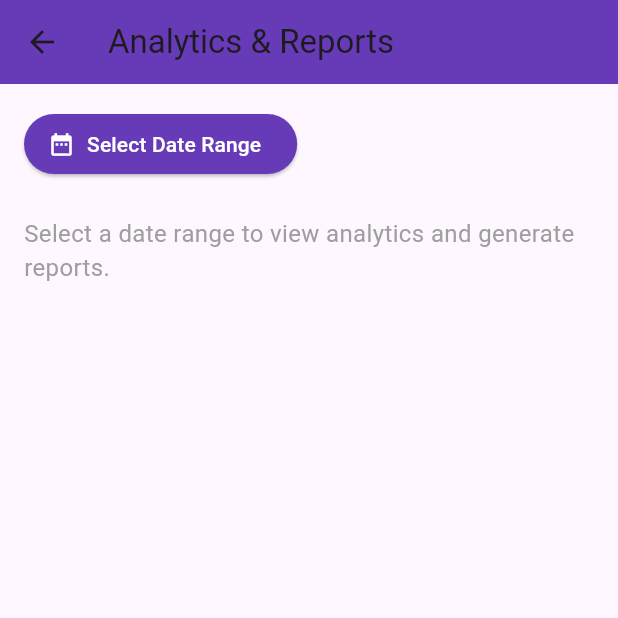
After one commit to stan-avil-16/Herbitect-App, a Flutter app: the AnalyticsReportsPage screen opened directly, on a phone screen of 412 x 824 dp, the top half of it. The commit adds this screen. Run offline on Flutter 3.47's test engine with Material 3 defaults, Android fonts, the light colour scheme and no system bars; our stand-ins replace camera, cloud_firestore, device_info_plus, firebase_auth, firebase_core, firebase_database and 9 more; missing offline and left inert: tflite_flutter; accounts and stored records are empty; project files that could hold a hidden picture were left out.

Commit message:
feat: professional analytics dashboard, PDF share count, bugfixes, and UI improvements

```diff
--- /dev/null
+++ b/lib/screens/admin/pages/analytics_reports.dart
@@ -0,0 +1,330 @@
+import 'package:flutter/material.dart';
+import 'package:intl/intl.dart';
+import 'package:firebase_database/firebase_database.dart';
+import 'package:fl_chart/fl_chart.dart';
+
+class AnalyticsReportsPage extends StatefulWidget {
+  const AnalyticsReportsPage({super.key});
+
+  @override
+  State<AnalyticsReportsPage> createState() => _AnalyticsReportsPageState();
+}
+
+class _AnalyticsReportsPageState extends State<AnalyticsReportsPage> {
+  DateTimeRange? _selectedRange;
+  bool _loading = false;
+  String? _error;
+  List<Map<String, dynamic>> _dailyStats = [];
+  int _totalScans = 0;
+  int _totalPdfShares = 0;
+  int _totalFeedback = 0;
+
+  Future<void> _fetchAnalytics() async {
+    if (_selectedRange == null) return;
+    setState(() { _loading = true; _error = null; });
+    try {
+      final db = FirebaseDatabase.instance;
+      final scansRef = db.ref('scans');
+      final feedbackRef = db.ref('feedback');
+      final scansSnap = await scansRef.get();
+      final feedbackSnap = await feedbackRef.get();
+      final Map<String, int> scansPerDay = {};
+      final Map<String, int> pdfSharesPerDay = {};
+      int totalScans = 0;
+      int totalPdfShares = 0;
+      // Aggregate scans and PDF shares
+      if (scansSnap.exists) {
+        for (final userScan in scansSnap.children) {
+          for (final scan in userScan.children) {
+            final ts = scan.child('timestamp').value;
+            if (ts is String) {
+              final dt = DateTime.tryParse(ts);
+              if (dt != null && dt.isAfter(_selectedRange!.start.subtract(const Duration(days: 1))) && dt.isBefore(_selectedRange!.end.add(const Duration(days: 1)))) {
+                final day = DateFormat('yyyy-MM-dd').format(dt);
+                scansPerDay[day] = (scansPerDay[day] ?? 0) + 1;
+                totalScans++;
+                final pdfCount = scan.child('sharePdfCount').value;
+                if (pdfCount is int) {
+                  pdfSharesPerDay[day] = (pdfSharesPerDay[day] ?? 0) + pdfCount;
+                  totalPdfShares += pdfCount;
+                } else if (pdfCount is double) {
+                  pdfSharesPerDay[day] = (pdfSharesPerDay[day] ?? 0) + pdfCount.toInt();
+                  totalPdfShares += pdfCount.toInt();
+                }
+              }
+            }
+          }
+        }
+      }
+      // Aggregate feedback
+      int totalFeedback = 0;
+      if (feedbackSnap.exists) {
+        for (final fb in feedbackSnap.children) {
+          final ts = fb.child('timestamp').value;
+          if (ts is String) {
+            final dt = DateTime.tryParse(ts);
+            if (dt != null && dt.isAfter(_selectedRange!.start.subtract(const Duration(days: 1))) && dt.isBefore(_selectedRange!.end.add(const Duration(days: 1)))) {
+              totalFeedback++;
+            }
+          }
+        }
+      }
+      // Build daily stats list (only days with data)
+      final Set<String> allDays = {...scansPerDay.keys, ...pdfSharesPerDay.keys};
+      final List<Map<String, dynamic>> dailyStats = allDays.map((dayStr) => {
+        'date': dayStr,
+        'scans': scansPerDay[dayStr] ?? 0,
+        'pdfShares': pdfSharesPerDay[dayStr] ?? 0,
+      }).toList();
+      dailyStats.sort((a, b) => a['date'].compareTo(b['date']));
+      setState(() {
+        _totalScans = totalScans;
+        _totalPdfShares = totalPdfShares;
+        _totalFeedback = totalFeedback;
+        _dailyStats = dailyStats;
+        _loading = false;
+      });
+    } catch (e) {
+      setState(() { _error = 'Failed to load analytics: $e'; _loading = false; });
+    }
+  }
+
+  @override
+  Widget build(BuildContext context) {
+    final dateFormat = DateFormat('yyyy-MM-dd');
+    return Scaffold(
+      appBar: AppBar(
+        title: const Text('Analytics & Reports'),
+        backgroundColor: Colors.deepPurple,
+        actions: [
+          if (_selectedRange != null && !_loading)
+            IconButton(
+              icon: const Icon(Icons.refresh),
+              onPressed: _fetchAnalytics,
+              tooltip: 'Refresh',
+            ),
+        ],
+      ),
+      body: SingleChildScrollView(
+        padding: const EdgeInsets.all(16.0),
+        child: Column(
+          crossAxisAlignment: CrossAxisAlignment.start,
+          children: [
+            Wrap(
+              spacing: 16,
+              runSpacing: 12,
+              crossAxisAlignment: WrapCrossAlignment.center,
+              children: [
+                ElevatedButton.icon(
+                  icon: const Icon(Icons.date_range),
+                  label: Text(_selectedRange == null
+                      ? 'Select Date Range'
+                      : '${dateFormat.format(_selectedRange!.start)} - ${dateFormat.format(_selectedRange!.end)}'),
+                  style: ElevatedButton.styleFrom(
+                    backgroundColor: Colors.deepPurple,
+                    foregroundColor: Colors.white,
+                  ),
+                  onPressed: () async {
+                    final picked = await showDateRangePicker(
+                      context: context,
+                      firstDate: DateTime(2022, 1, 1),
+                      lastDate: DateTime.now(),
+                      initialDateRange: _selectedRange,
+                    );
+                    if (picked != null) {
+                      setState(() {
+                        _selectedRange = picked;
+                      });
+                      await _fetchAnalytics();
+                    }
+                  },
+                ),
+                if (_selectedRange != null)
+                  OutlinedButton.icon(
+                    icon: const Icon(Icons.picture_as_pdf, color: Colors.redAccent),
+                    label: const Text('Export PDF'),
+                    style: OutlinedButton.styleFrom(
+                      foregroundColor: Colors.redAccent,
+                      side: const BorderSide(color: Colors.redAccent),
+                    ),
+                    onPressed: () {
+                      // TODO: Export report as PDF
+                    },
+                  ),
+                if (_selectedRange != null)
+                  OutlinedButton.icon(
+                    icon: const Icon(Icons.table_chart, color: Colors.green),
+                    label: const Text('Export CSV'),
+                    style: OutlinedButton.styleFrom(
+                      foregroundColor: Colors.green,
+                      side: const BorderSide(color: Colors.green),
+                    ),
+                    onPressed: () {
+                      // TODO: Export report as CSV
+                    },
+                  ),
+              ],
+            ),
+            const SizedBox(height: 24),
+            if (_selectedRange == null)
+              const Center(
+                child: Text('Select a date range to view analytics and generate reports.',
+                    style: TextStyle(fontSize: 16, color: Colors.grey)),
+              ),
+            if (_selectedRange != null && _loading)
+              const Center(child: CircularProgressIndicator()),
+            if (_selectedRange != null && !_loading && _error == null) ...[
+              Row(
+                mainAxisAlignment: MainAxisAlignment.spaceEvenly,
+                children: [
+                  _buildSummaryCard(Icons.camera_alt, 'Scans', _totalScans, Colors.teal),
+                  _buildSummaryCard(Icons.picture_as_pdf, 'PDF Shares', _totalPdfShares, Colors.redAccent),
+                  _buildSummaryCard(Icons.feedback, 'Feedback', _totalFeedback, Colors.orange),
+                ],
+              ),
+              const SizedBox(height: 24),
+              if (_dailyStats.isEmpty)
+                const Center(child: Text('No data for this range'))
+              else ...[
+                Text('Activity Overview', style: Theme.of(context).textTheme.titleMedium),
+                const SizedBox(height: 12),
+                SizedBox(
+                  height: 260,
+                  width: double.infinity,
+                  child: BarChart(
+                    BarChartData(
+                      alignment: BarChartAlignment.spaceAround,
+                      maxY: _getMaxY(_dailyStats),
+                      barTouchData: BarTouchData(enabled: true),
+                      titlesData: FlTitlesData(
+                        leftTitles: AxisTitles(
+                          sideTitles: SideTitles(showTitles: true, reservedSize: 32),
+                        ),
+                        bottomTitles: AxisTitles(
+                          sideTitles: SideTitles(
+                            showTitles: true,
+                            getTitlesWidget: (value, meta) {
+                              final idx = value.toInt();
+                              if (idx < 0 || idx >= _dailyStats.length) return const SizedBox.shrink();
+                              final date = _dailyStats[idx]['date'];
+                              return Padding(
+                                padding: const EdgeInsets.only(top: 4.0),
+                                child: Text(
+                                  DateFormat('MM/dd').format(DateTime.parse(date)),
+                                  style: const TextStyle(fontSize: 10),
+                                ),
+                              );
+                            },
+                          ),
+                        ),
+                        rightTitles: AxisTitles(sideTitles: SideTitles(showTitles: false)),
+                        topTitles: AxisTitles(sideTitles: SideTitles(showTitles: false)),
+                      ),
+                      gridData: FlGridData(show: true),
+                      borderData: FlBorderData(show: false),
+                      barGroups: List.generate(_dailyStats.length, (idx) {
+                        final scans = _dailyStats[idx]['scans'] as int;
+                        final pdfShares = _dailyStats[idx]['pdfShares'] as int;
+                        return BarChartGroupData(
+                          x: idx,
+                          barRods: [
+                            BarChartRodData(
+                              toY: scans.toDouble(),
+                              color: Colors.teal,
+                              width: 10,
+                              borderRadius: BorderRadius.circular(4),
+                            ),
+                            BarChartRodData(
+                              toY: pdfShares.toDouble(),
+                              color: Colors.redAccent,
+                              width: 10,
+                              borderRadius: BorderRadius.circular(4),
+                            ),
+                          ],
+                          showingTooltipIndicators: [0, 1],
+                        );
+                      }),
+                      groupsSpace: 18,
+                    ),
+                  ),
+                ),
+                const SizedBox(height: 24),
+                Text('Daily Details', style: Theme.of(context).textTheme.titleMedium),
+                const SizedBox(height: 8),
+                Container(
+                  width: double.infinity,
+                  decoration: BoxDecoration(
+                    color: Colors.white,
+                    borderRadius: BorderRadius.circular(12),
+                    boxShadow: [
+                      BoxShadow(
+                        color: Colors.grey.withOpacity(0.08),
+                        blurRadius: 8,
+                        offset: const Offset(0, 2),
+                      ),
+                    ],
+                  ),
+                  child: DataTable(
+                    headingRowColor: MaterialStateProperty.all(Colors.deepPurple.withOpacity(0.08)),
+                    dataRowColor: MaterialStateProperty.resolveWith<Color?>((Set<MaterialState> states) {
+                      if (states.contains(MaterialState.selected)) {
+                        return Colors.deepPurple.withOpacity(0.16);
+                      }
+                      return null;
+                    }),
+                    columns: const [
+                      DataColumn(label: Text('Date')),
+                      DataColumn(label: Text('Scans')),
+                      DataColumn(label: Text('PDF Shares')),
+                    ],
+                    rows: _dailyStats.map((stat) {
+                      return DataRow(cells: [
+                        DataCell(Text(stat['date'])),
+                        DataCell(Text(stat['scans'].toString())),
+                        DataCell(Text(stat['pdfShares'].toString())),
+                      ]);
+                    }).toList(),
+                  ),
+                ),
+              ],
+            ],
+            if (_error != null)
+              Center(child: Text(_error!, style: const TextStyle(color: Colors.red))),
+          ],
+        ),
+      ),
+    );
+  }
+
+  double _getMaxY(List<Map<String, dynamic>> stats) {
+    double maxY = 5;
+    for (final stat in stats) {
+      maxY = [maxY, (stat['scans'] as int).toDouble(), (stat['pdfShares'] as int).toDouble()].reduce((a, b) => a > b ? a : b);
+    }
+    return maxY < 5 ? 5 : maxY + 2;
+  }
+
+  Widget _buildSummaryCard(IconData icon, String label, int count, Color color) {
+    return Card(
+      elevation: 4,
+      shape: RoundedRectangleBorder(borderRadius: BorderRadius.circular(16)),
+      child: Container(
+        width: 110,
+        padding: const EdgeInsets.symmetric(vertical: 18, horizontal: 8),
+        child: Column(
+          mainAxisSize: MainAxisSize.min,
+          children: [
+            CircleAvatar(
+              backgroundColor: color.withOpacity(0.12),
+              child: Icon(icon, color: color, size: 28),
+              radius: 24,
+            ),
+            const SizedBox(height: 10),
+            Text('$count', style: const TextStyle(fontWeight: FontWeight.bold, fontSize: 22)),
+            Text(label, style: const TextStyle(fontSize: 14, color: Colors.grey)),
+          ],
+        ),
+      ),
+    );
+  }
+}
--- a/lib/screens/admin/pages/manage_feedback.dart
+++ b/lib/screens/admin/pages/manage_feedback.dart
@@ -154,7 +154,7 @@ class _ManageFeedbackPageState extends State<ManageFeedbackPage> {
     }
 
     if (_error != null) {
-      return Center(
+    return Center(
         child: Column(
           mainAxisAlignment: MainAxisAlignment.center,
           children: [
--- a/pubspec.yaml
+++ b/pubspec.yaml
@@ -33,6 +33,8 @@ dependencies:
   share_plus: ^7.2.1
   url_launcher: ^6.2.5
   firebase_storage: ^11.6.6
+  intl: ^0.18.1
+  fl_chart: ^0.66.0
 
 dev_dependencies:
   flutter_test:
```
Also changed, not shown: lib/screens/admin/pages/dashboard.dart (+51 -0 lines), pubspec.lock.
